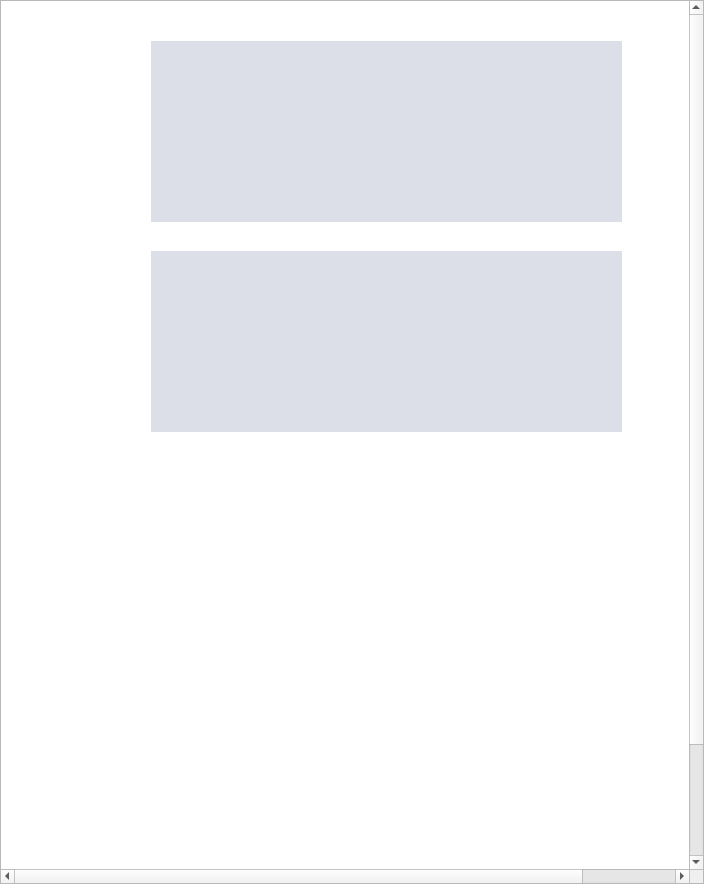
Above: reuse_middelpage.ui from cp97legend/file373 before the change. Below: the same form after it.
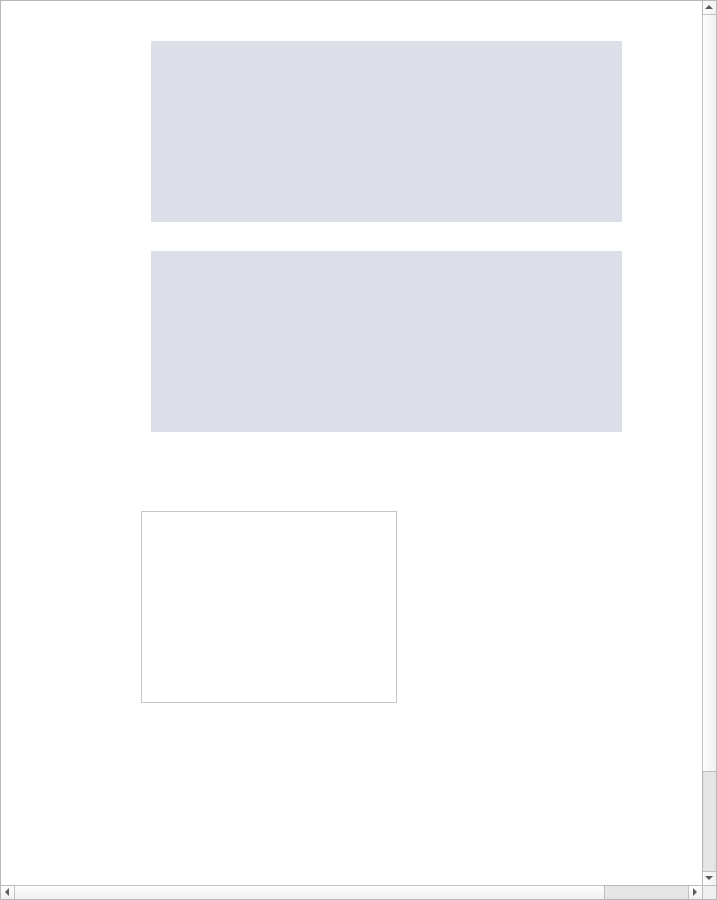
That is the form after the change.

Commit message: 更新了一些窗口功能

Diff of the .ui file:
```diff
--- a/reuse_middelpage.ui
+++ b/reuse_middelpage.ui
@@ -6,8 +6,8 @@
    <rect>
     <x>0</x>
     <y>0</y>
-    <width>704</width>
-    <height>884</height>
+    <width>717</width>
+    <height>900</height>
    </rect>
   </property>
   <property name="windowTitle">
@@ -43,7 +43,7 @@
      <widget class="QWidget" name="scrollAreaWidgetContents">
       <property name="geometry">
        <rect>
-        <x>-32</x>
+        <x>0</x>
         <y>0</y>
         <width>800</width>
         <height>1000</height>
@@ -102,6 +102,16 @@
            <string notr="true">background-color: rgb(220, 223, 231);</string>
           </property>
          </widget>
+         <widget class="QGraphicsView" name="graphicsView">
+          <property name="geometry">
+           <rect>
+            <x>140</x>
+            <y>510</y>
+            <width>256</width>
+            <height>192</height>
+           </rect>
+          </property>
+         </widget>
         </widget>
        </item>
       </layout>
```
The commit also changes 3 other files.
